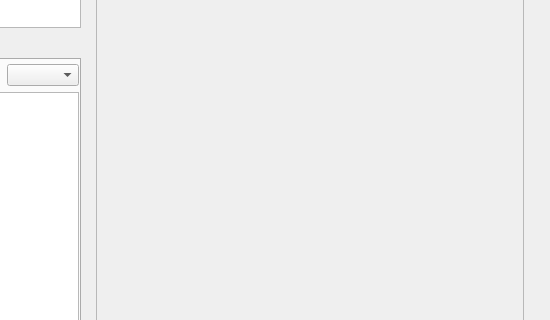
The window that callwidget.ui (savoirfairelinux/jami-client-windows) describes before a commit, drawn with Qt 5; both pictures show x 150 to 700 and y 175 to 495 of the 700 by 711 pixel window.
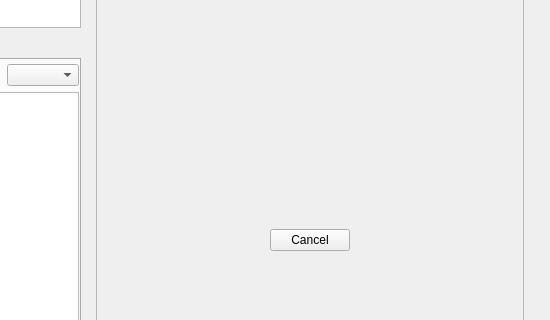
The same window after the commit. Icons and pictures are not drawn. Custom widgets are drawn as their Qt base class.

Commit message:
call: add cancel button for dialing call
Refs #76414

```diff
--- a/callwidget.ui
+++ b/callwidget.ui
@@ -51,6 +51,9 @@
           <widget class="VideoView" name="videoWidget" native="true"/>
          </item>
          <item>
+          <widget class="QWidget" name="spinnerWidget" native="true">
+           <layout class="QVBoxLayout" name="spinnerLayout">
+            <item>
           <widget class="QLabel" name="spinnerLabel">
            <property name="text">
             <string/>
@@ -58,6 +61,22 @@
            <property name="alignment">
             <set>Qt::AlignCenter</set>
            </property>
+             </widget>
+            </item>
+            <item alignment="Qt::AlignHCenter">
+             <widget class="QPushButton" name="cancelButton">
+              <property name="maximumSize">
+               <size>
+                <width>100</width>
+                <height>16777215</height>
+               </size>
+              </property>
+              <property name="text">
+               <string>Cancel</string>
+              </property>
+             </widget>
+            </item>
+           </layout>
           </widget>
          </item>
          <item alignment="Qt::AlignHCenter|Qt::AlignVCenter">
```
Lines whose indentation alone changed are shown as unchanged. The commit also changes 2 other files.
